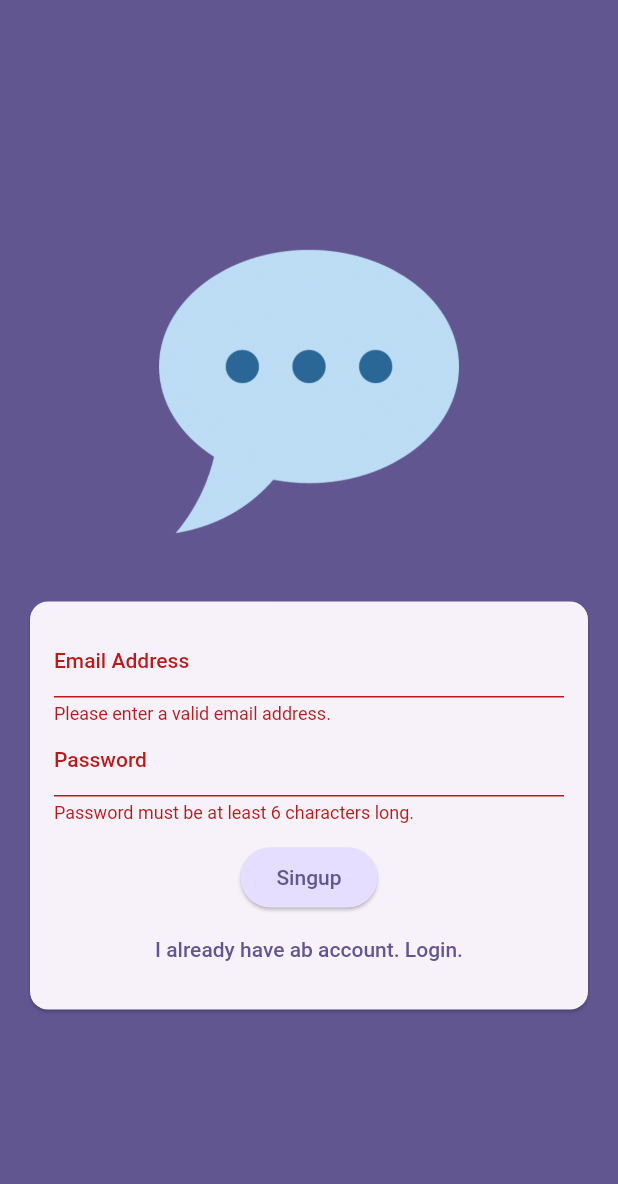
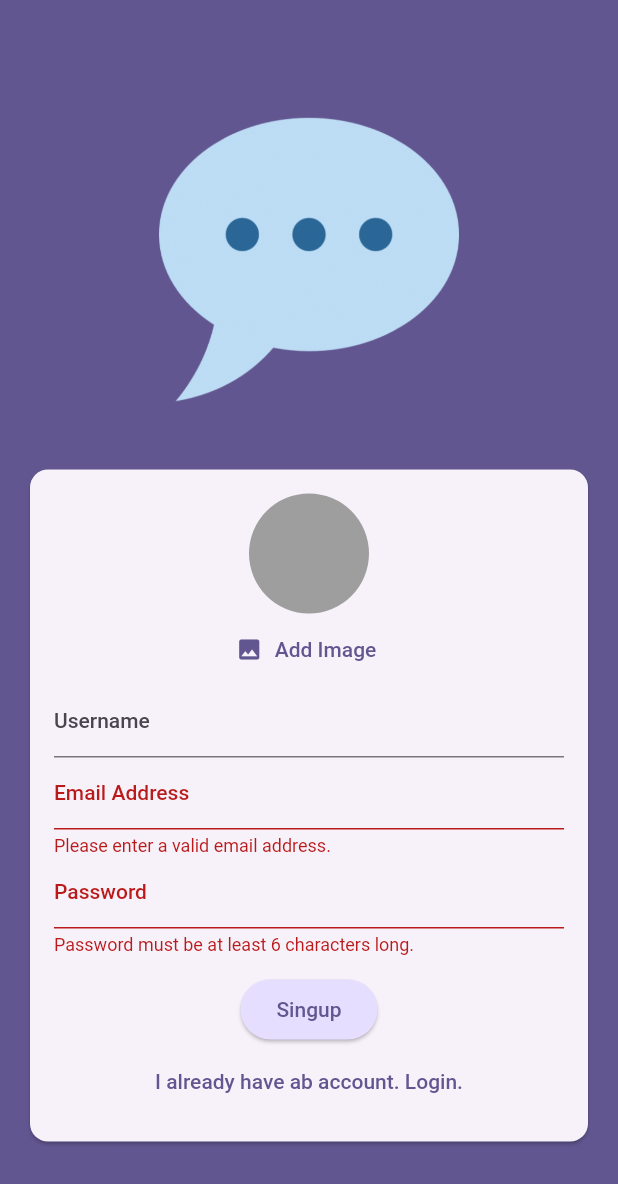
Before and after one commit to Kadircaneski/chat2, a Flutter app: the screen it shows after launch, after a tap on "Login", after a tap on "Create an account", on a phone screen of 412 x 824 dp. Shown: the top 1184 px of the screen. Run offline on Flutter 3.47's test engine with Material 2 defaults, Android fonts, the phone set to English and light mode, and no system bars; our stand-ins replace cloud_firestore, firebase_auth, firebase_core, firebase_messaging, firebase_storage, image_picker; accounts and stored records are empty.

Commit message:
finish project

```diff
--- a/lib/main.dart
+++ b/lib/main.dart
@@ -2,7 +2,7 @@ import 'package:flutter/material.dart';
 import 'package:firebase_core/firebase_core.dart';
 import 'package:firebase_auth/firebase_auth.dart';
 import 'firebase_options.dart';
-import 'package:chat2/screens/aurh.dart';
+import 'package:chat2/screens/auth.dart';
 import 'package:chat2/screens/chat.dart';
 import 'package:chat2/screens/splash.dart';
 
@@ -38,6 +38,7 @@ class App extends StatelessWidget {
             }
 
             return const AuthScreen();
+
           },
         ));
   }
--- a/lib/screens/aurh.dart
+++ b/lib/screens/auth.dart
@@ -1,3 +1,8 @@
+import 'dart:io';
+
+import 'package:chat2/widget/user_image_picker.dart';
+import 'package:cloud_firestore/cloud_firestore.dart';
+import 'package:firebase_storage/firebase_storage.dart';
 import 'package:flutter/material.dart';
 import 'package:firebase_auth/firebase_auth.dart';
 
@@ -12,23 +17,51 @@ class AuthScreen extends StatefulWidget {
 
 class _AuthScreenState extends State<AuthScreen> {
   final _form = GlobalKey<FormState>();
+  var _enteredUserName = '';
   var _enteredEmail = '';
   var _enteredPassword = '';
   var _isLogin = true;
+  var _isAuthenticating = false;
+  File? _selectedImage;
 
   void _submit() async {
     final isValid = _form.currentState!.validate();
-    if (!isValid) {
+    if (!isValid || !_isLogin && _selectedImage == null) {
+      ScaffoldMessenger.of(context).showSnackBar(
+        const SnackBar(
+          content: Text('please fill in the required fields.'),
+        ),
+      );
       return;
     }
+
     _form.currentState!.save();
+
     try {
+      setState(() {
+        _isAuthenticating = true;
+      });
       if (_isLogin) {
         final userCrendentials = await _firebase.signInWithEmailAndPassword(
             email: _enteredEmail, password: _enteredPassword);
       } else {
         final userCredentials = await _firebase.createUserWithEmailAndPassword(
             email: _enteredEmail, password: _enteredPassword);
+        final storageRef = FirebaseStorage.instance
+            .ref()
+            .child('user_images')
+            .child('${userCredentials.user!.uid}.jpg');
+        await storageRef.putFile(_selectedImage!);
+        final imageUrl = await storageRef.getDownloadURL();
+
+        await FirebaseFirestore.instance
+            .collection('users')
+            .doc(userCredentials.user!.uid)
+            .set({
+          'username': _enteredUserName,
+          'email': _enteredEmail,
+          'image_url': imageUrl,
+        });
       }
     } on FirebaseAuthException catch (error) {
       if (error.code == 'email-already-in-use') {}
@@ -38,6 +71,9 @@ class _AuthScreenState extends State<AuthScreen> {
           content: Text(error.message ?? 'Authentication failed.'),
         ),
       );
+      setState(() {
+        _isAuthenticating = false;
+      });
     }
   }
 
@@ -68,6 +104,29 @@ class _AuthScreenState extends State<AuthScreen> {
                       child: Column(
                         mainAxisSize: MainAxisSize.min,
                         children: [
+                          if (!_isLogin)
+                            UserImagePicker(
+                              onPickImage: (picketImage) {
+                                _selectedImage = picketImage;
+                              },
+                            ),
+                          if (!_isLogin)
+                            TextFormField(
+                              decoration:
+                                  const InputDecoration(labelText: 'Username'),
+                              enableSuggestions: false,
+                              validator: (value) {
+                                if (value == null ||
+                                    value.isEmpty ||
+                                    value.trim().length < 4) {
+                                  return 'Please enter at least 4 characters.';
+                                }
+                                return null;
+                              },
+                              onSaved: (newValue) {
+                                _enteredUserName = newValue!;
+                              },
+                            ),
                           TextFormField(
                             decoration: const InputDecoration(
                               labelText: 'Email Address',
@@ -104,6 +163,9 @@ class _AuthScreenState extends State<AuthScreen> {
                             },
                           ),
                           const SizedBox(height: 12),
+                          if (_isAuthenticating)
+                            const CircularProgressIndicator(),
+                          if (!_isAuthenticating)
                             ElevatedButton(
                               onPressed: _submit,
                               style: ElevatedButton.styleFrom(
@@ -112,6 +174,7 @@ class _AuthScreenState extends State<AuthScreen> {
                                       .primaryContainer),
                               child: Text(_isLogin ? 'Login' : 'Singup'),
                             ),
+                          if (!_isAuthenticating)
                             TextButton(
                                 onPressed: () {
                                   setState(() {
--- /dev/null
+++ b/lib/widget/user_image_picker.dart
@@ -0,0 +1,51 @@
+import 'dart:io';
+
+import 'package:flutter/material.dart';
+import 'package:image_picker/image_picker.dart';
+
+class UserImagePicker extends StatefulWidget {
+  const UserImagePicker({super.key, required this.onPickImage});
+
+  final void Function(File picketImage) onPickImage;
+
+
+  @override
+  State<UserImagePicker> createState() => _UserImagePickerState();
+}
+
+class _UserImagePickerState extends State<UserImagePicker> {
+  File? _pickedImageFile;
+  void _pickerImage()async {
+    final pickedImage = await ImagePicker().pickImage(source: ImageSource.camera, imageQuality: 50 , maxWidth: 150,) ;
+    if (pickedImage == null) {
+      return;
+    }
+    setState(() {
+      _pickedImageFile= File(pickedImage.path);
+    });
+
+    widget.onPickImage(_pickedImageFile!);
+  }
+
+
+  @override
+  Widget build(BuildContext context) {
+    return Column(
+      children: [
+         CircleAvatar(
+          radius: 40,
+          backgroundColor: Colors.grey,
+          foregroundImage: _pickedImageFile != null ? FileImage(_pickedImageFile!) : null,
+        ),
+        TextButton.icon(
+          onPressed: _pickerImage,
+          icon: const Icon(Icons.image),
+          label: Text(
+            'Add Image',
+            style: TextStyle(color: Theme.of(context).colorScheme.primary),
+          ),
+        ),
+      ],
+    );
+  }
+}
--- a/pubspec.yaml
+++ b/pubspec.yaml
@@ -37,6 +37,10 @@ dependencies:
   cupertino_icons: ^1.0.2
   firebase_core: ^2.13.0
   firebase_auth: ^4.6.1
+  firebase_storage: ^11.2.1
+  image_picker: ^0.8.7+5
+  cloud_firestore: ^4.7.1
+  firebase_messaging: ^14.6.1
 
 dev_dependencies:
   flutter_test:
```
Also changed, not shown: lib/screens/chat.dart (+28 -3 lines), lib/widget/chat_message.dart (added, +73 -0 lines), lib/widget/message_bubble.dart (added, +147 -0 lines), lib/widget/new_message.dart (added, +67 -0 lines), firebase.json (added), pubspec.lock, 8 other files. Lines whose indentation alone changed are shown as unchanged.
